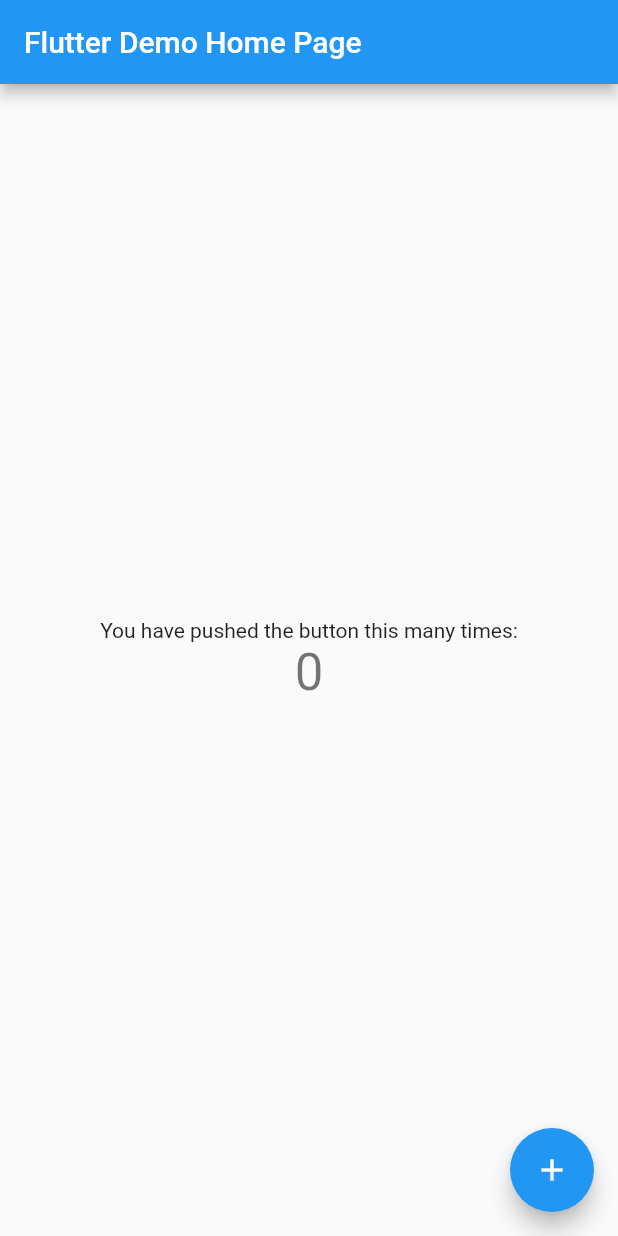
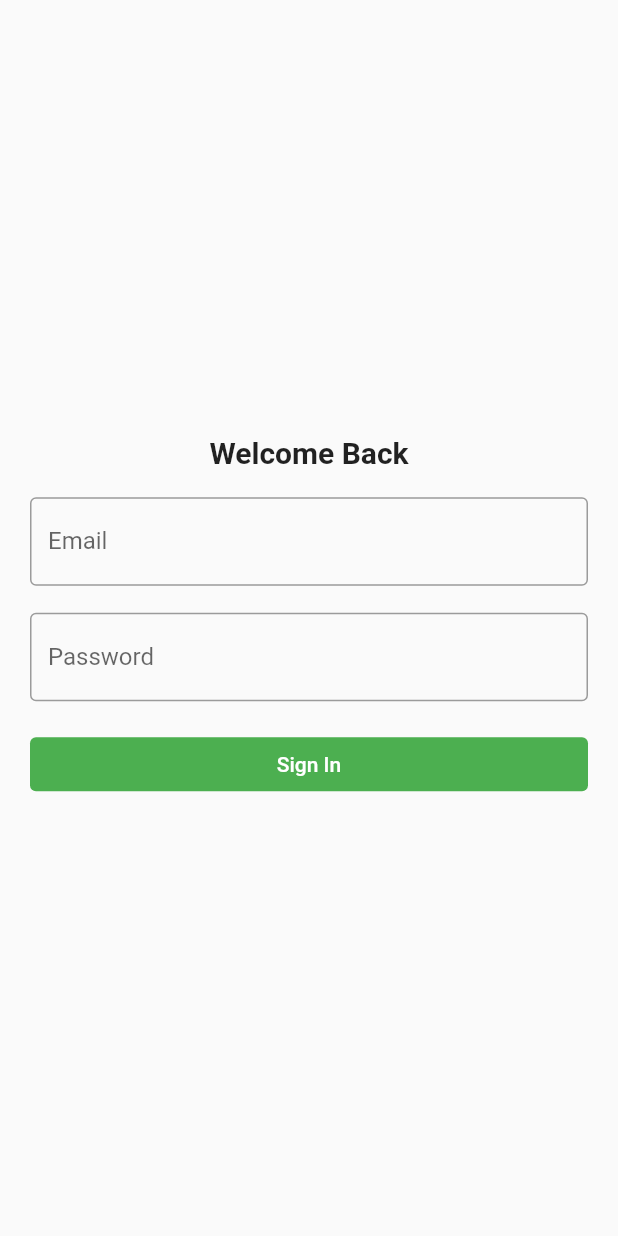
Before and after one commit to WECARE-BMA/wecare_app, a Flutter app: the screen it shows after launch, on a phone screen of 412 x 824 dp. Run offline on Flutter 3.47's test engine with Material 2 defaults, Android fonts, the phone set to English and light mode, and no system bars.

```diff
--- a/lib/main.dart
+++ b/lib/main.dart
@@ -13,103 +13,98 @@ class MyApp extends StatelessWidget {
     return MaterialApp(
         title: 'Flutter Demo',
         theme: ThemeData(
-        // This is the theme of your application.
-        //
-        // Try running your application with "flutter run". You'll see the
-        // application has a blue toolbar. Then, without quitting the app, try
-        // changing the primarySwatch below to Colors.green and then invoke
-        // "hot reload" (press "r" in the console where you ran "flutter run",
-        // or simply save your changes to "hot reload" in a Flutter IDE).
-        // Notice that the counter didn't reset back to zero; the application
-        // is not restarted.
-        primarySwatch: Colors.blue,
+          primaryColor: Colors.blue,
         ),
-      home: const MyHomePage(title: 'Flutter Demo Home Page'),
+        home: const SigninPage());
+  }
+}
+
+class SigninPage extends StatefulWidget {
+  const SigninPage({super.key});
+
+  @override
+  State<SigninPage> createState() => _SigninPageState();
+}
+
+class _SigninPageState extends State<SigninPage> {
+  @override
+  Widget build(BuildContext context) {
+    return Scaffold(
+      body: Container(
+        padding: EdgeInsets.only(left: 20, right: 20),
+        child: SafeArea(
+          child: Column(
+            mainAxisAlignment: MainAxisAlignment.center,
+            children: [
+              Padding(
+                padding: const EdgeInsets.only(bottom: 18),
+                child: Text(
+                  'Welcome Back',
+                  textAlign: TextAlign.right,
+                  style: TextStyle(
+                    fontWeight: FontWeight.bold,
+                    fontSize: 20,
+                  ),
+                ),
+              ),
+              SigninForm()
+            ],
+          ),
+        ),
+      ),
     );
   }
 }
 
-class MyHomePage extends StatefulWidget {
-  const MyHomePage({super.key, required this.title});
-
-  // This widget is the home page of your application. It is stateful, meaning
-  // that it has a State object (defined below) that contains fields that affect
-  // how it looks.
-
-  // This class is the configuration for the state. It holds the values (in this
-  // case the title) provided by the parent (in this case the App widget) and
-  // used by the build method of the State. Fields in a Widget subclass are
-  // always marked "final".
-
-  final String title;
+class SigninForm extends StatefulWidget {
+  const SigninForm({super.key});
 
   @override
-  State<MyHomePage> createState() => _MyHomePageState();
+  State<SigninForm> createState() => _SigninFormState();
 }
 
-class _MyHomePageState extends State<MyHomePage> {
-  int _counter = 0;
-
-  void _incrementCounter() {
-    setState(() {
-      // This call to setState tells the Flutter framework that something has
-      // changed in this State, which causes it to rerun the build method below
-      // so that the display can reflect the updated values. If we changed
-      // _counter without calling setState(), then the build method would not be
-      // called again, and so nothing would appear to happen.
-      _counter++;
-    });
-  }
+class _SigninFormState extends State<SigninForm> {
+  final _formKey = GlobalKey<FormState>();
 
   @override
   Widget build(BuildContext context) {
-    // This method is rerun every time setState is called, for instance as done
-    // by the _incrementCounter method above.
-    //
-    // The Flutter framework has been optimized to make rerunning build methods
-    // fast, so that you can just rebuild anything that needs updating rather
-    // than having to individually change instances of widgets.
-    return Scaffold(
-      appBar: AppBar(
-        // Here we take the value from the MyHomePage object that was created by
-        // the App.build method, and use it to set our appbar title.
-        title: Text(widget.title),
+    return Form(
+      key: _formKey,
+      child: Column(
+        mainAxisAlignment: MainAxisAlignment.spaceBetween,
+        children: [
+          Padding(
+            padding: const EdgeInsets.only(bottom: 18),
+            child: TextFormField(
+              decoration: const InputDecoration(
+                  border: OutlineInputBorder(),
+                  hintText: 'Enter your email',
+                  labelText: 'Email'),
             ),
-      body: Center(
-        // Center is a layout widget. It takes a single child and positions it
-        // in the middle of the parent.
-        child: Column(
-          // Column is also a layout widget. It takes a list of children and
-          // arranges them vertically. By default, it sizes itself to fit its
-          // children horizontally, and tries to be as tall as its parent.
-          //
-          // Invoke "debug painting" (press "p" in the console, choose the
-          // "Toggle Debug Paint" action from the Flutter Inspector in Android
-          // Studio, or the "Toggle Debug Paint" command in Visual Studio Code)
-          // to see the wireframe for each widget.
-          //
-          // Column has various properties to control how it sizes itself and
-          // how it positions its children. Here we use mainAxisAlignment to
-          // center the children vertically; the main axis here is the vertical
-          // axis because Columns are vertical (the cross axis would be
-          // horizontal).
-          mainAxisAlignment: MainAxisAlignment.center,
-          children: <Widget>[
-            const Text(
-              'You have pushed the button this many times:',
           ),
-            Text(
-              '$_counter',
-              style: Theme.of(context).textTheme.headlineMedium,
+          Padding(
+            padding: const EdgeInsets.only(bottom: 18),
+            child: TextFormField(
+              decoration: const InputDecoration(
+                  border: OutlineInputBorder(),
+                  hintText: 'Enter your password',
+                  labelText: 'Password'),
             ),
+          ),
+          Container(
+            width: double.infinity,
+            child: TextButton(
+              onPressed: () {},
+              child: Text('Sign In'),
+              style: TextButton.styleFrom(
+                backgroundColor: Colors.green,
+                foregroundColor: Colors.white,
+                elevation: 0,
+              ),
+            ),
+          )
         ],
       ),
-      ),
-      floatingActionButton: FloatingActionButton(
-        onPressed: _incrementCounter,
-        tooltip: 'Increment',
-        child: const Icon(Icons.add),
-      ), // This trailing comma makes auto-formatting nicer for build methods.
     );
   }
 }
```
Lines whose indentation alone changed are shown as unchanged.
